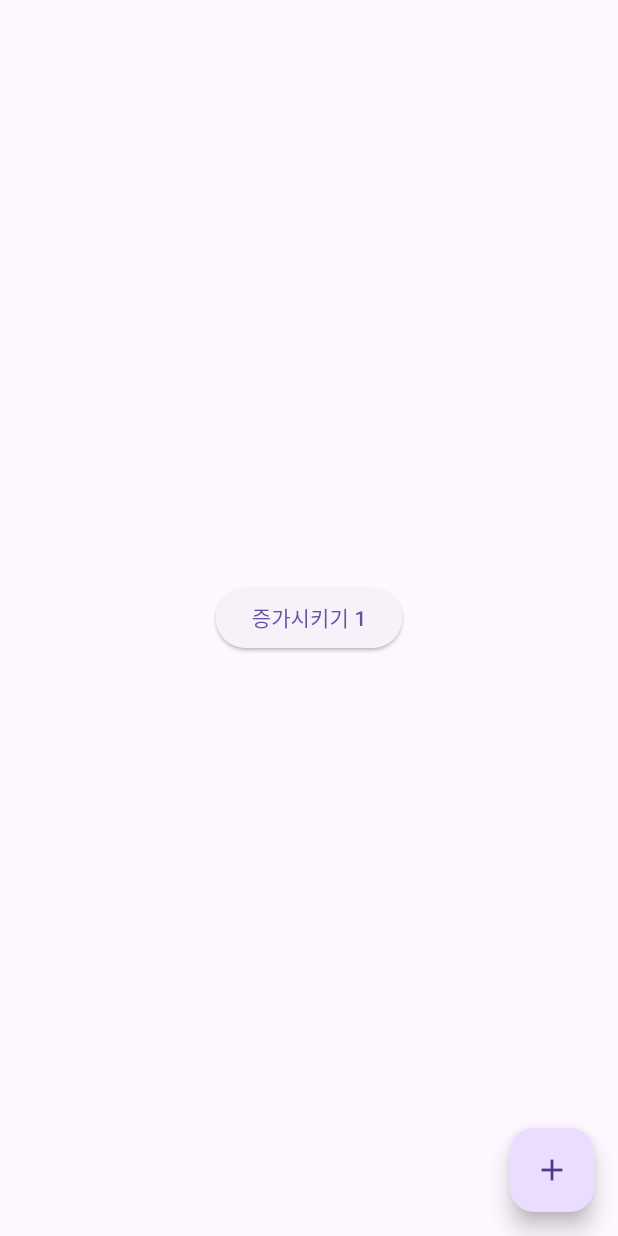
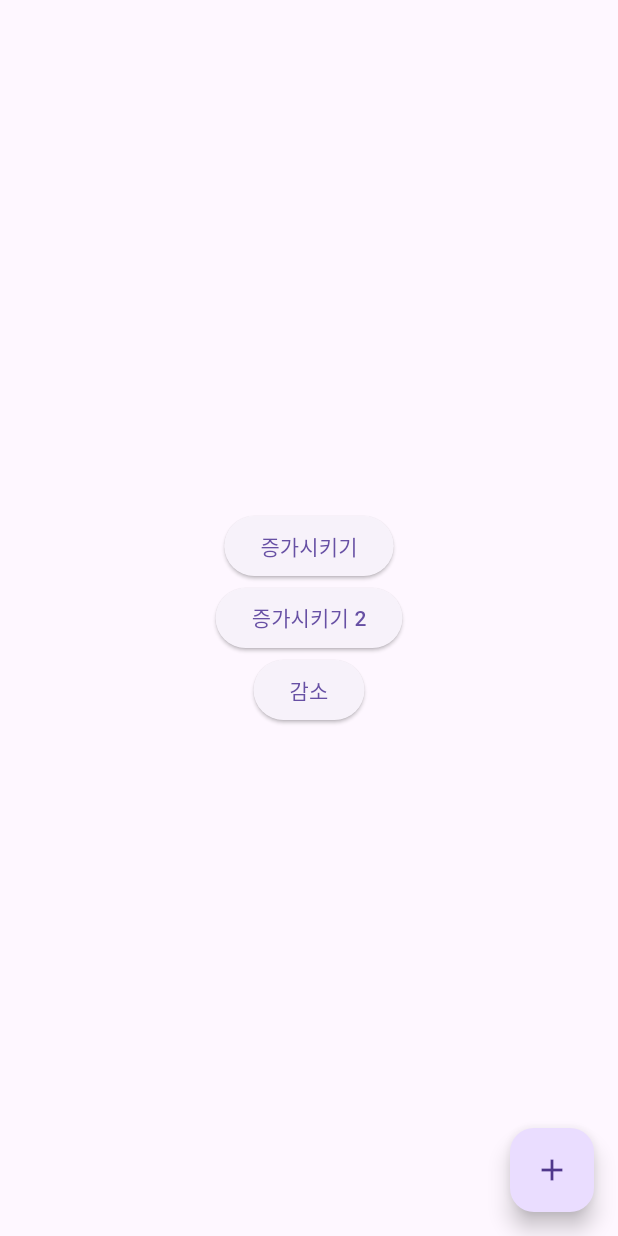
Before and after one commit to Bullets-jyr/wabiz_riverpod, a Flutter app: the screen it shows after launch, after a tap on an icon or button, on a phone screen of 412 x 824 dp. Run offline on Flutter 3.47's test engine with Material 3 defaults, Android fonts, the phone set to English and light mode, and no system bars; our stand-ins replace flutter_riverpod.

```diff
--- a/lib/main.dart
+++ b/lib/main.dart
@@ -2,6 +2,7 @@ import 'package:flutter/material.dart';
 import 'package:flutter_riverpod/flutter_riverpod.dart';
 import 'package:wabiz_riverpod/provider/counter_provider.dart';
 
+import 'provider/counter_cfw.dart';
 import 'provider/counter_consumer_widget.dart';
 
 void main() {
@@ -33,7 +34,26 @@ class MainApp extends StatelessWidget {
       home: Scaffold(
         body: Center(
           // child: CounterWidget(),
-          child: CounterStatefulWidget(),
+          child: Column(
+            mainAxisAlignment: MainAxisAlignment.center,
+            children: [
+              CounterWidget(),
+              CounterStatefulWidget(),
+              Consumer(
+                builder: (context, ref, child) {
+                  final counter = ref.read(counterProvider);
+                  return ElevatedButton(
+                    onPressed: () {
+                      counter.decrement();
+                    },
+                    child: Text(
+                      '감소',
+                    ),
+                  );
+                },
+              ),
+            ],
+          ),
         ),
         floatingActionButton: Consumer(builder: (context, ref, child) {
           final counter = ref.read(counterProvider);
@@ -50,41 +70,3 @@ class MainApp extends StatelessWidget {
     );
   }
 }
-
-class CounterStatefulWidget extends ConsumerStatefulWidget {
-  const CounterStatefulWidget({super.key});
-
-  @override
-  ConsumerState<CounterStatefulWidget> createState() =>
-      _CounterStatefulWidgetState();
-}
-
-class _CounterStatefulWidgetState extends ConsumerState<CounterStatefulWidget> {
-  @override
-  void initState() {
-    // TODO: implement initState
-    super.initState();
-    // Error
-    // ref.read(counterProvider);
-  }
-
-  @override
-  void dispose() {
-    // TODO: implement dispose
-    super.dispose();
-  }
-
-  @override
-  Widget build(BuildContext context) {
-    return ElevatedButton(
-      onPressed: () {
-        final counter = ref.read(counterProvider);
-        counter.increment();
-        setState(() {
-
-        });
-      },
-      child: Text('증가시키기 ${ref.read(counterProvider).counterValue}'),
-    );
-  }
-}
--- /dev/null
+++ b/lib/provider/counter_cfw.dart
@@ -0,0 +1,42 @@
+import 'package:flutter/material.dart';
+import 'package:flutter_riverpod/flutter_riverpod.dart';
+
+import 'counter_provider.dart';
+
+class CounterStatefulWidget extends ConsumerStatefulWidget {
+  const CounterStatefulWidget({super.key});
+
+  @override
+  ConsumerState<CounterStatefulWidget> createState() =>
+      _CounterStatefulWidgetState();
+}
+
+class _CounterStatefulWidgetState extends ConsumerState<CounterStatefulWidget> {
+  @override
+  void initState() {
+    // TODO: implement initState
+    super.initState();
+    // Error
+    // ref.read(counterProvider);
+  }
+
+  @override
+  void dispose() {
+    // TODO: implement dispose
+    super.dispose();
+  }
+
+  @override
+  Widget build(BuildContext context) {
+    return ElevatedButton(
+      onPressed: () {
+        final counter = ref.read(counterProvider);
+        counter.increment();
+        setState(() {
+
+        });
+      },
+      child: Text('증가시키기 ${ref.read(counterProvider).counterValue}'),
+    );
+  }
+}
--- a/lib/provider/counter_provider.dart
+++ b/lib/provider/counter_provider.dart
@@ -5,7 +5,12 @@ class Counter {
 
   increment() {
     counterValue++;
-    print(counterValue);
+    print('increment: $counterValue');
+  }
+
+  decrement() {
+    counterValue--;
+    print('decrement: $counterValue');
   }
 }
 
```
